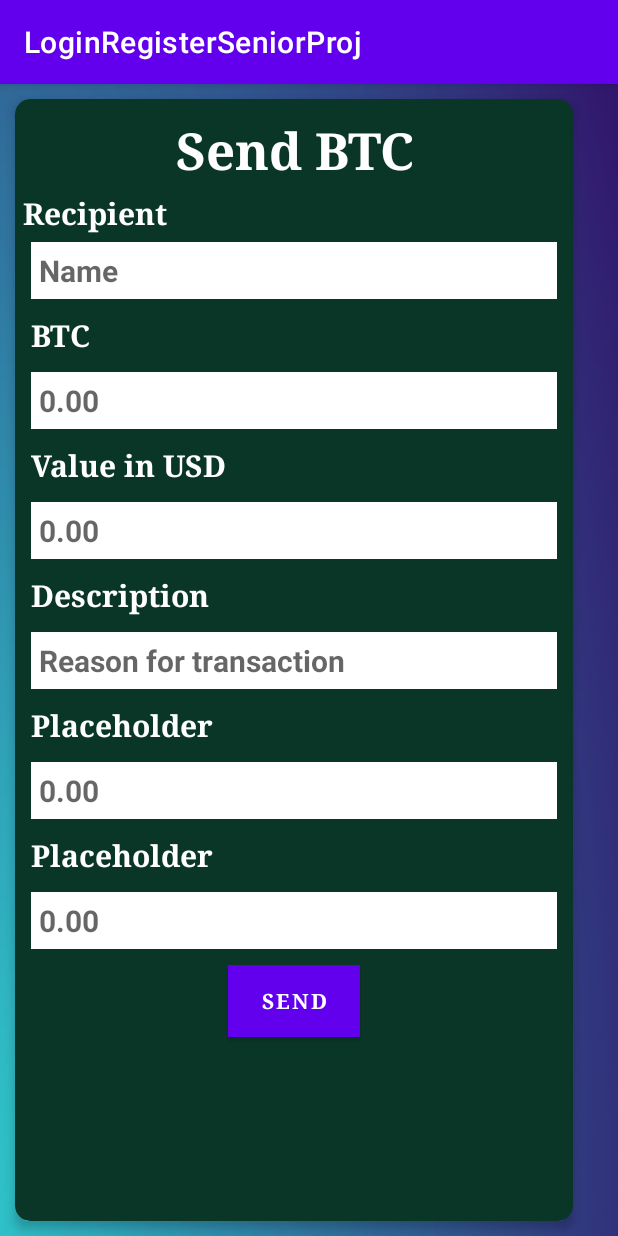
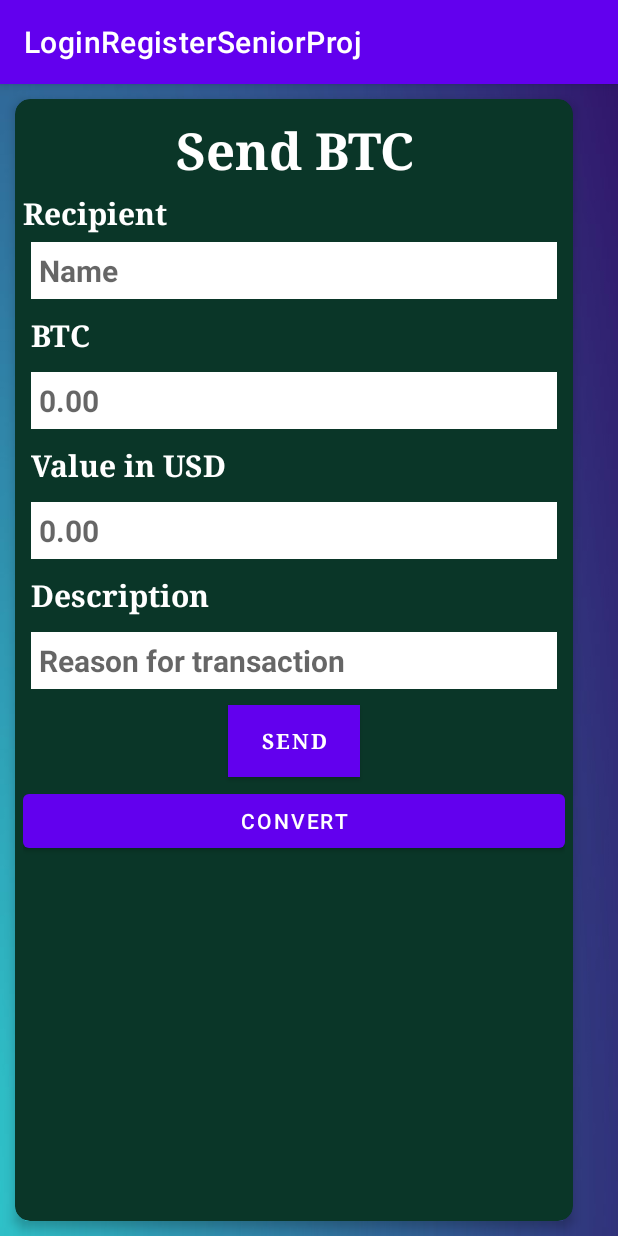
Before and after one commit to eddmarre/SmartSave, an Android app: the CryptoTransactions screen opened directly, with no data from a screen before it, on a phone screen of 412 x 824 dp. Run offline under Robolectric (Android 15) with nearby library versions, the phone set to English and light mode, and no system bars.

Commit message:
added converter for btc transaction list

```diff
--- a/app/src/main/res/layout/activity_crypto_transactions.xml
+++ b/app/src/main/res/layout/activity_crypto_transactions.xml
@@ -142,48 +142,6 @@
                 android:textSize="20sp"
                 android:textStyle="bold" />
 
-            <TextView
-                android:layout_width="match_parent"
-                android:layout_height="wrap_content"
-                android:layout_margin="5dp"
-                android:fontFamily="serif"
-                android:text="Placeholder"
-                android:textColor="#ffffff"
-                android:textSize="20sp"
-                android:textStyle="bold" />
-
-            <EditText
-                android:layout_width="match_parent"
-                android:layout_height="wrap_content"
-                android:layout_margin="5dp"
-                android:background="#fff"
-                android:hint="0.00"
-                android:padding="5dp"
-                android:textColor="#000047"
-                android:textSize="20sp"
-                android:textStyle="bold" />
-
-            <TextView
-                android:layout_width="match_parent"
-                android:layout_height="wrap_content"
-                android:layout_margin="5dp"
-                android:fontFamily="serif"
-                android:text="Placeholder"
-                android:textColor="#ffffff"
-                android:textSize="20sp"
-                android:textStyle="bold" />
-
-            <EditText
-                android:layout_width="match_parent"
-                android:layout_height="wrap_content"
-                android:layout_margin="5dp"
-                android:background="#fff"
-                android:hint="0.00"
-                android:padding="5dp"
-                android:textColor="#000047"
-                android:textSize="20sp"
-                android:textStyle="bold" />
-
 
             <Button
                 android:id="@+id/sendbtn1"
@@ -198,6 +156,13 @@
                 android:textColor="#fff"
                 android:textStyle="bold" />
 
+            <Button
+                android:id="@+id/cryptoconvertbtn"
+                android:layout_width="match_parent"
+                android:layout_height="wrap_content"
+                android:onClick="convertonclick"
+                android:text="Convert" />
+
         </LinearLayout>
 
     </androidx.cardview.widget.CardView>
```
Also changed, not shown: app/src/main/java/com/zybooks/loginregisterseniorproj/CryptoTransactions.java (+109 -5 lines).
